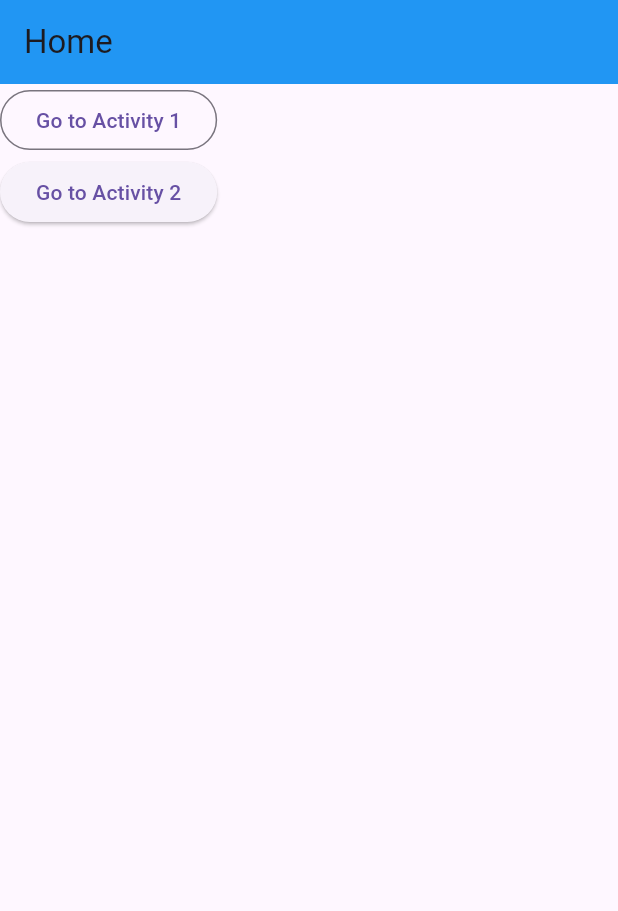
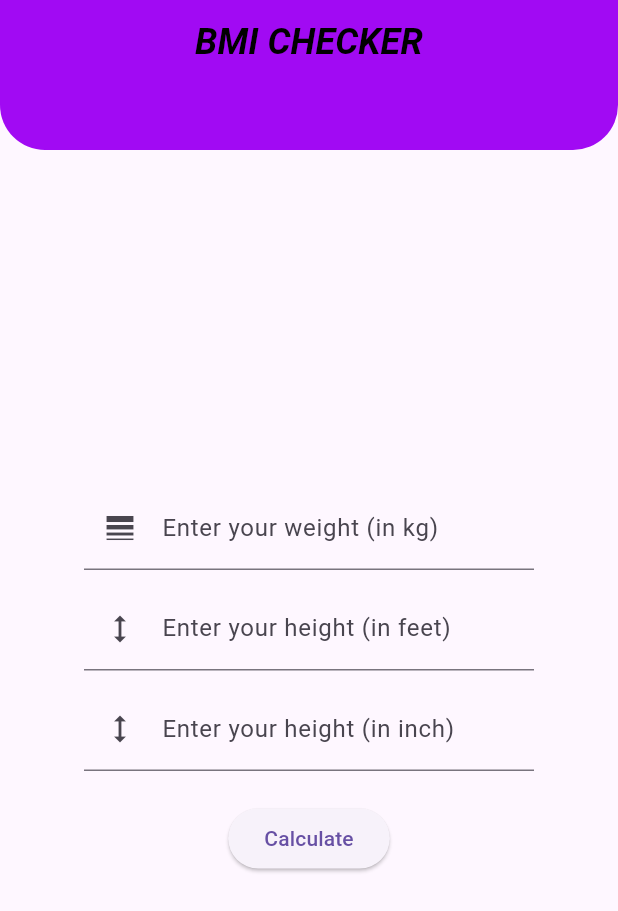
Before and after one commit to shaon508/My-Portfolio, a Flutter app: the screen it shows after launch, on a phone screen of 412 x 824 dp. Shown: the top 911 px of the screen. Run offline on Flutter 3.47's test engine with Material 3 defaults, Android fonts, the phone set to English and light mode, and no system bars.

Commit message:
first commit

```diff
--- a/lib/main.dart
+++ b/lib/main.dart
@@ -6,75 +6,162 @@ void main() {
 }
 
 class MyApp extends StatelessWidget {
-  const MyApp({super.key});
+  MyApp({super.key});
+
   @override
   Widget build(BuildContext context) {
     return MaterialApp(
-        theme: ThemeData(
-            primarySwatch: Colors.green,
-            appBarTheme: AppBarTheme(backgroundColor: Colors.blue,)),
-        color: Colors.green,
-        debugShowCheckedModeBanner: false,
-        home:  HomeActivity());
+      title: 'My App',
+      debugShowCheckedModeBanner: false,
+      //theme: ThemeData(
+      // primarySwatch: Colors.white,
+      // ),
+      home: const HomeActivity(),
+    );
   }
 }
 
-class HomeActivity extends StatelessWidget {
-  HomeActivity({super.key});
+class HomeActivity extends StatefulWidget {
+  const HomeActivity({super.key});
 
   @override
-  Widget build(BuildContext context) {
-        return Scaffold(
-          appBar: AppBar(
-            title: Text("Home"),
-          ),
-          body: Column(
-            mainAxisAlignment: MainAxisAlignment.start,
-            children: [
-
-              OutlinedButton(
-                  onPressed: (){
-                    Navigator.push(context,MaterialPageRoute(builder: (context)=>Activity1()));
-                  },
-                  child: Text("Go to Activity 1"),
-              ),
-
-              ElevatedButton(
-                onPressed: (){
-                  Navigator.push(context,MaterialPageRoute(builder: (context)=>Activity2()));
-                },
-                child: Text("Go to Activity 2"),
-              )
-
-
-            ],
-          ),
-        );
+  State<HomeActivity> createState() {
+    return MyHomePageState();
   }
 }
 
-class Activity1 extends StatelessWidget {
-  Activity1({super.key});
+class MyHomePageState extends State<HomeActivity> {
+  var wtController = TextEditingController();
+  var ftController = TextEditingController();
+  var inController = TextEditingController();
 
-  @override
-  Widget build(BuildContext context) {
-       return Scaffold(
-         appBar: AppBar(
-           title: Text("This is activity 1"),
-         ),
-       );
-  }
-}
-
-class Activity2 extends StatelessWidget {
-  Activity2({super.key});
-
+  var result = "";
+  var bgColor = Colors.transparent;
   @override
   Widget build(BuildContext context) {
     return Scaffold(
-      appBar: AppBar(
-        title: Text("This is activity 2"),
-      ),
-    );
+        appBar: PreferredSize(
+          preferredSize: Size.fromHeight(100),
+          child: AppBar(
+            shape: RoundedRectangleBorder(
+                borderRadius: BorderRadius.vertical(
+              bottom: Radius.circular(30),
+            )),
+            backgroundColor: Colors.purpleAccent.shade700,
+            foregroundColor: Colors.black,
+            titleSpacing: 8,
+            toolbarOpacity: 1,
+            elevation: 10,
+            title: Center(
+              child: const Text(
+                "BMI CHECKER",
+                style: TextStyle(
+                    // color: Colors.green,
+                    fontSize: 24,
+                    fontWeight: FontWeight.bold,
+                    fontStyle: FontStyle.italic),
+              ),
+            ),
+          ),
+        ),
+        body: Container(
+          color: bgColor,
+          child: Center(
+            child: Container(
+              width: 300,
+              child: Column(
+                mainAxisAlignment: MainAxisAlignment.center,
+                children: [
+                  // Text(
+                  //  'BMI',
+                  //   style: TextStyle(fontSize: 34, fontWeight: FontWeight.w100),
+                  //  ),
+                  SizedBox(
+                    height: 21,
+                  ),
+                  TextField(
+                    controller: wtController,
+                    decoration: InputDecoration(
+                      label: Text('Enter your weight (in kg)'),
+                      prefixIcon: Icon(Icons.line_weight),
+                    ),
+                    keyboardType: TextInputType.number,
+                  ),
+                  SizedBox(
+                    height: 11,
+                  ),
+                  TextField(
+                    controller: ftController,
+                    decoration: InputDecoration(
+                      label: Text('Enter your height (in feet)'),
+                      prefixIcon: Icon(Icons.height),
+                    ),
+                    keyboardType: TextInputType.number,
+                  ),
+                  SizedBox(
+                    height: 11,
+                  ),
+                  TextField(
+                    controller: inController,
+                    decoration: InputDecoration(
+                      label: Text('Enter your height (in inch)'),
+                      prefixIcon: Icon(Icons.height),
+                    ),
+                    keyboardType: TextInputType.number,
+                  ),
+                  SizedBox(
+                    height: 21,
+                  ),
+                  ElevatedButton(
+                    onPressed: () {
+                      var wt = wtController.text.toString();
+                      var ft = ftController.text.toString();
+                      var inch = inController.text.toString();
+                      if (wt != "" && ft != "" && inch != "") {
+                        // main calculation
+
+                        var intWt = int.parse(wt);
+                        var intFt = int.parse(ft);
+                        var intInch = int.parse(inch);
+
+                        var totalInch = intFt * 12 + intInch;
+                        var convertToMeter = 0.0254 * totalInch;
+
+                        var bmi = intWt / (convertToMeter * convertToMeter);
+                        var msg = "";
+                        if (bmi < 18) {
+                          msg = "You're UnderWeight !";
+                          bgColor = Colors.yellowAccent.shade200;
+                        } else if (bmi > 25) {
+                          msg = "You're OverWeight !";
+                          bgColor = Colors.redAccent.shade200;
+                        } else {
+                          msg = "You're Healthy!";
+                          bgColor = Colors.greenAccent.shade200;
+                        }
+                        setState(() {
+                          result =
+                              "$msg \n Your BMI is : ${bmi.toStringAsFixed(2)}";
+                        });
+                      } else {
+                        setState(() {
+                          result = "Please fill the all required fill!";
+                        });
+                      }
+                    },
+                    child: Text("Calculate"),
+                  ),
+                  SizedBox(
+                    height: 11,
+                  ),
+                  Text(
+                    result,
+                    style: TextStyle(fontSize: 19),
+                  )
+                ],
+              ),
+            ),
+          ),
+        ));
   }
 }
```
